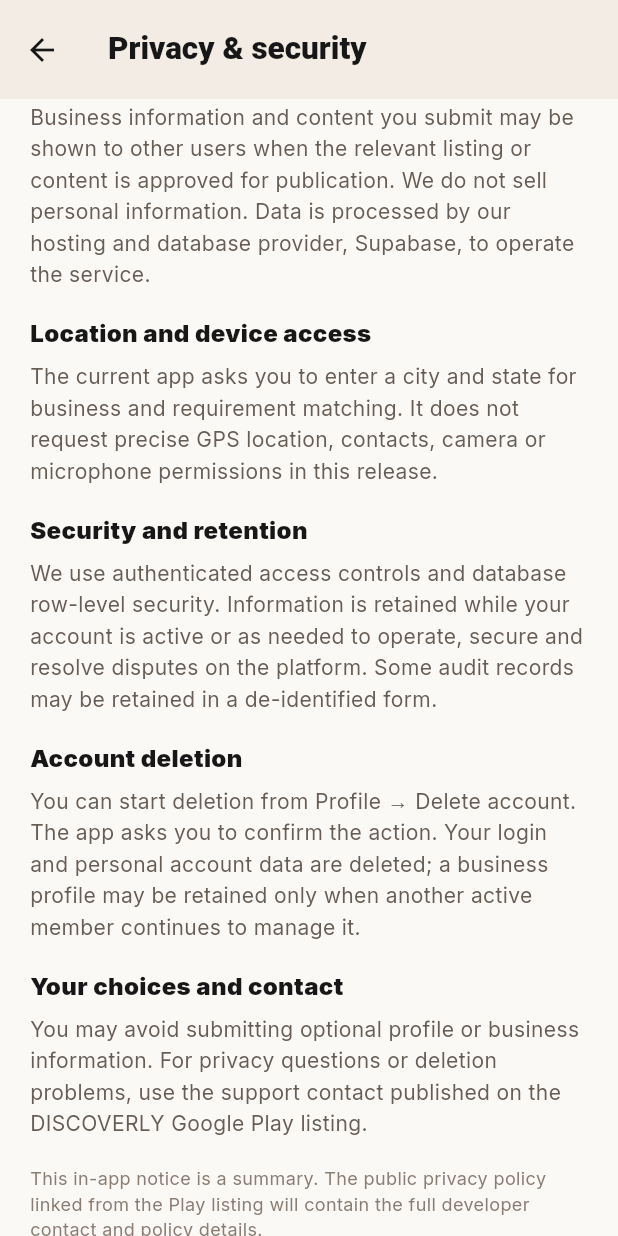
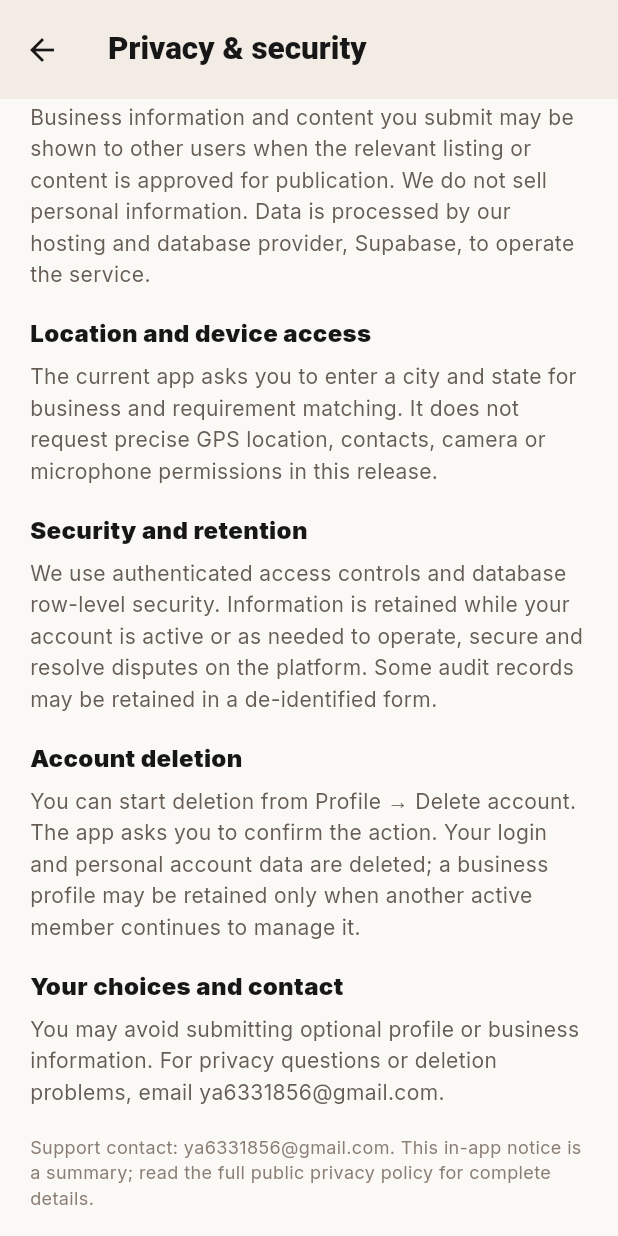
Before and after one commit to ya6331856-cpu/discoverly-india, a Flutter app: the PrivacyPolicyScreen screen opened directly, scrolled down 576 dp, on a phone screen of 412 x 824 dp. Run offline on Flutter 3.47's test engine with Material 3 defaults, Android fonts, the phone set to English and light mode, and no system bars; our stand-ins replace supabase_flutter; accounts and stored records are empty.

Commit message:
Show public support email in in-app privacy notice

```diff
--- a/mobile/lib/main.dart
+++ b/mobile/lib/main.dart
@@ -1555,8 +1555,8 @@ class PrivacyPolicyScreen extends StatelessWidget {
       _section('Location and device access', 'The current app asks you to enter a city and state for business and requirement matching. It does not request precise GPS location, contacts, camera or microphone permissions in this release.'),
       _section('Security and retention', 'We use authenticated access controls and database row-level security. Information is retained while your account is active or as needed to operate, secure and resolve disputes on the platform. Some audit records may be retained in a de-identified form.'),
       _section('Account deletion', 'You can start deletion from Profile → Delete account. The app asks you to confirm the action. Your login and personal account data are deleted; a business profile may be retained only when another active member continues to manage it.'),
-      _section('Your choices and contact', 'You may avoid submitting optional profile or business information. For privacy questions or deletion problems, use the support contact published on the DISCOVERLY Google Play listing.'),
-      const Text('This in-app notice is a summary. The public privacy policy linked from the Play listing will contain the full developer contact and policy details.', style: TextStyle(fontSize: 12, height: 1.45, color: Color(0xFF8A7D73))),
+      _section('Your choices and contact', 'You may avoid submitting optional profile or business information. For privacy questions or deletion problems, email ya6331856@gmail.com.'),
+      const Text('Support contact: ya6331856@gmail.com. This in-app notice is a summary; read the full public privacy policy for complete details.', style: TextStyle(fontSize: 12, height: 1.45, color: Color(0xFF8A7D73))),
     ]),
   );
 }
```
